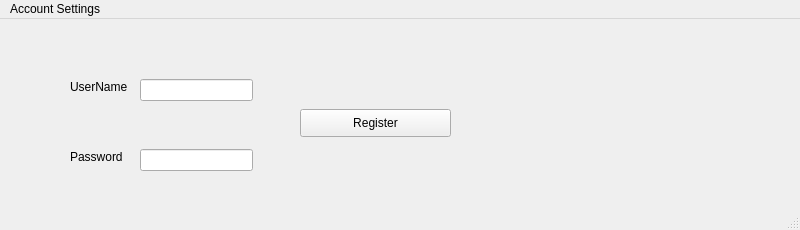
The window that SignUp.ui (Ghulam-Mustafa08291/DB-project) describes before a commit, drawn with Qt 5.
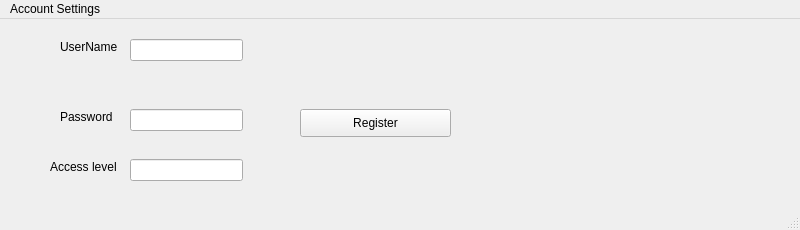
The same window after the commit.

Commit message: made the necessary setup for signup

The edit to the form file:
```diff
--- a/SignUp.ui
+++ b/SignUp.ui
@@ -17,8 +17,8 @@
    <widget class="QLabel" name="label">
     <property name="geometry">
      <rect>
-      <x>70</x>
-      <y>60</y>
+      <x>60</x>
+      <y>20</y>
       <width>81</width>
       <height>16</height>
      </rect>
@@ -30,8 +30,8 @@
    <widget class="QLineEdit" name="lineEdit">
     <property name="geometry">
      <rect>
-      <x>140</x>
-      <y>60</y>
+      <x>130</x>
+      <y>20</y>
       <width>113</width>
       <height>22</height>
      </rect>
@@ -40,8 +40,8 @@
    <widget class="QLabel" name="label_2">
     <property name="geometry">
      <rect>
-      <x>70</x>
-      <y>130</y>
+      <x>60</x>
+      <y>90</y>
       <width>81</width>
       <height>16</height>
      </rect>
@@ -53,8 +53,8 @@
    <widget class="QLineEdit" name="lineEdit_2">
     <property name="geometry">
      <rect>
-      <x>140</x>
-      <y>130</y>
+      <x>130</x>
+      <y>90</y>
       <width>113</width>
       <height>22</height>
      </rect>
@@ -76,6 +76,32 @@
      <string>Register</string>
     </property>
    </widget>
+   <widget class="QLabel" name="label_3">
+    <property name="geometry">
+     <rect>
+      <x>50</x>
+      <y>140</y>
+      <width>81</width>
+      <height>16</height>
+     </rect>
+    </property>
+    <property name="text">
+     <string>Access level</string>
+    </property>
+   </widget>
+   <widget class="QLineEdit" name="lineEdit_3">
+    <property name="geometry">
+     <rect>
+      <x>130</x>
+      <y>140</y>
+      <width>113</width>
+      <height>22</height>
+     </rect>
+    </property>
+    <property name="text">
+     <string/>
+    </property>
+   </widget>
   </widget>
   <widget class="QMenuBar" name="menubar">
    <property name="geometry">
```
The commit also changes 1 other file.
